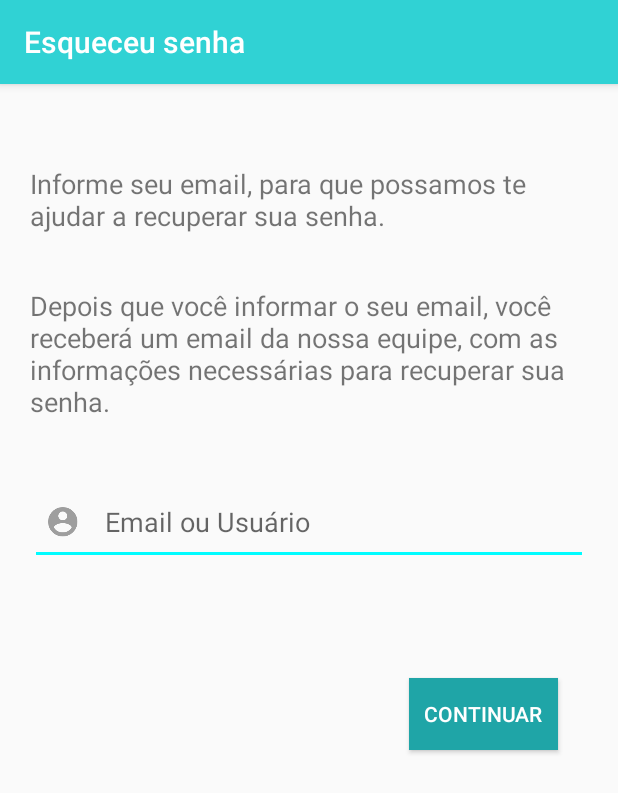
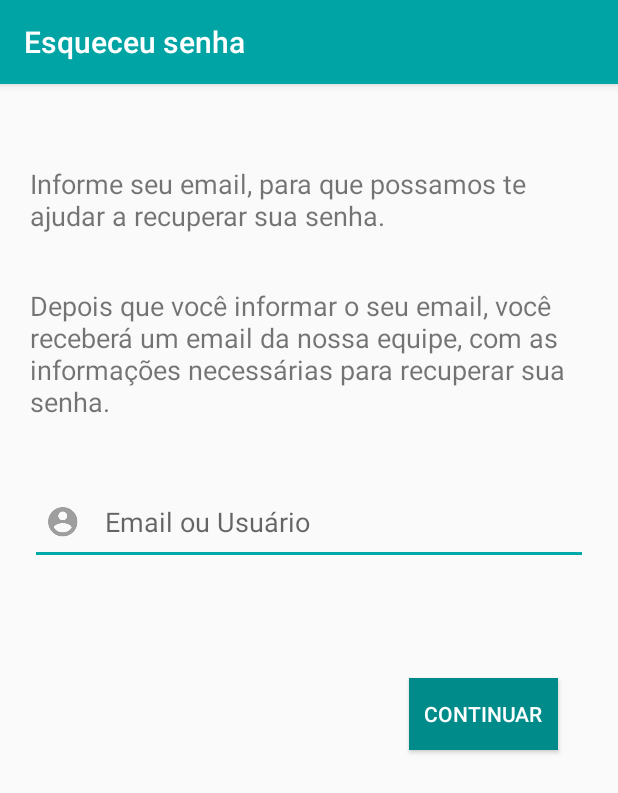
Before and after one commit to RobertoGomess/projetoandroid, an Android app: the screen it shows after launch (EsqueceuSenhaActivity), after a tap on "Esqueceu sua senha?", on a phone screen of 412 x 824 dp. Shown: the top 793 px of the screen. Run offline under Robolectric (Android 15) with nearby library versions, the phone set to English and light mode, and no system bars.

Commit message:
1 - mudei as cores do app 2 - adcionei um icone ao menu

```diff
--- a/MeuProntuario/app/src/main/java/br/com/meuprontuario/meuprontuario/HomeActivity.java
+++ b/MeuProntuario/app/src/main/java/br/com/meuprontuario/meuprontuario/HomeActivity.java
@@ -19,6 +19,9 @@ public class HomeActivity extends AppCompatActivity {
             switch (item.getItemId()) {
                 case R.id.navigation_home:
                     mTextMessage.setText(R.string.title_home);
+                    return true;
+                case R.id.navigation_emergencia:
+                    mTextMessage.setText(R.string.title_emergencia);
                     return true;
                 case R.id.navigation_prontuario:
                     mTextMessage.setText(R.string.title_prontuario);
--- a/MeuProntuario/app/src/main/res/menu/navigation.xml
+++ b/MeuProntuario/app/src/main/res/menu/navigation.xml
@@ -5,6 +5,10 @@
         android:id="@+id/navigation_home"
         android:icon="@drawable/ic_home_grey600_36dp"
         android:title="@string/title_home" />
+    <item
+        android:id="@+id/navigation_emergencia"
+        android:icon="@drawable/ic_emergency_ambulance"
+        android:title="@string/title_emergencia" />
 
     <item
         android:id="@+id/navigation_prontuario"
--- a/MeuProntuario/app/src/main/res/values/colors.xml
+++ b/MeuProntuario/app/src/main/res/values/colors.xml
@@ -1,8 +1,8 @@
 <?xml version="1.0" encoding="utf-8"?>
 <resources>
-    <color name="colorPrimary">#30d2d4</color>
-    <color name="colorPrimaryDark">#1fa5a7</color>
-    <color name="colorAccent">#00fcff</color>
+    <color name="colorPrimary">#00a4a4</color>
+    <color name="colorPrimaryDark">#008B8B</color>
+    <color name="colorAccent">#00a9a9</color>
     <color name="colorHint" >#808080</color>
     <color name="colorBranco">#ffffff</color>
 
--- a/MeuProntuario/app/src/main/res/values/strings.xml
+++ b/MeuProntuario/app/src/main/res/values/strings.xml
@@ -4,4 +4,5 @@
     <string name="title_home">Home</string>
     <string name="title_prontuario">Prontuário</string>
     <string name="title_perfil">Perfil</string>
+    <string name="title_emergencia">Emergência</string>
 </resources>
```
Also changed, not shown: MeuProntuario/app/src/main/res/drawable-hdpi/ic_emergency_ambulance.png (added), MeuProntuario/app/src/main/res/drawable-mdpi/ic_emergency_ambulance.png (added), MeuProntuario/app/src/main/res/drawable-xhdpi/ic_emergency_ambulance.png (added), MeuProntuario/app/src/main/res/drawable-xxhdpi/ic_emergency_ambulance.png (added), MeuProntuario/app/src/main/res/drawable-xxxhdpi/ic_emergency_ambulance.png (added).
